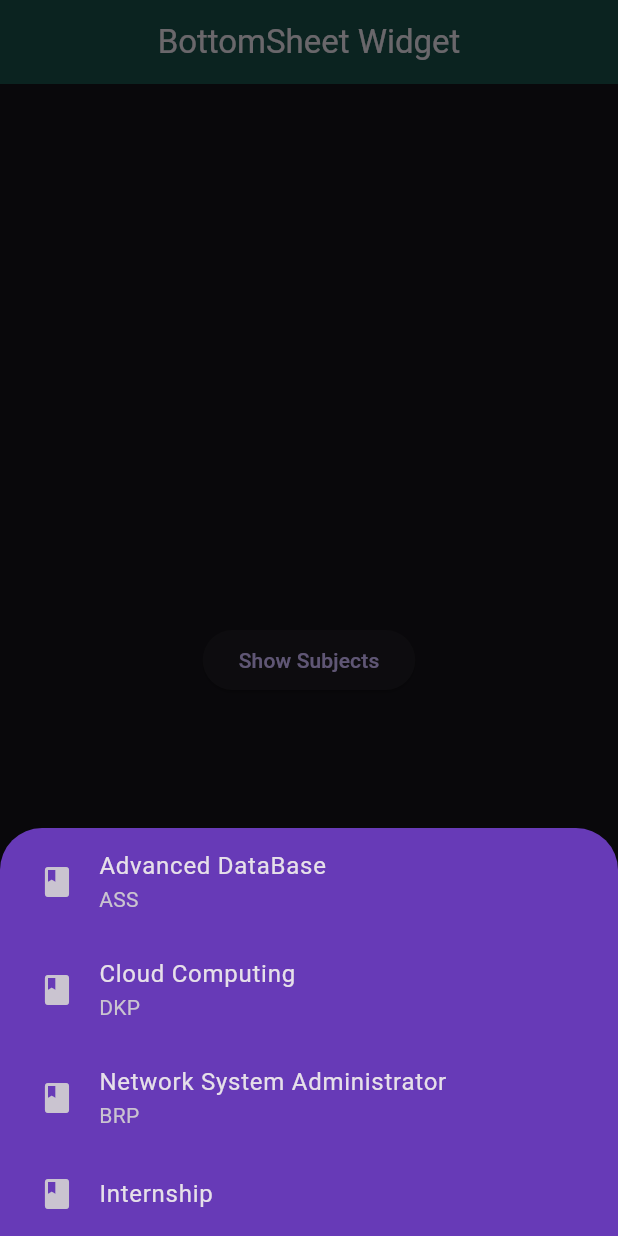
After one commit to sakchyamdhaurali/basic-widgets-flutter, a Flutter app: the BottomSheetWidget screen opened directly, after a tap on "Show Subjects", on a phone screen of 412 x 824 dp. The commit adds this screen. Run offline on Flutter 3.47's test engine with Material 3 defaults, Android fonts, the phone set to English and light mode, and no system bars; our stand-ins replace cached_network_image.

Commit message:
learned BottomSheet

```diff
--- a/lib/main.dart
+++ b/lib/main.dart
@@ -7,7 +7,8 @@ import 'package:flutter/material.dart';
 // import 'package:testapp/widgets/drawer.dart';
 // import 'package:testapp/widgets/imagewidget.dart';
 // import 'package:testapp/widgets/snackbar.dart';
-import 'package:testapp/widgets/alert.dart';
+// import 'package:testapp/widgets/alert.dart';
+import 'package:testapp/widgets/bottomSheet.dart';
 
 
 void main()
@@ -34,7 +35,7 @@ class MyApp extends StatelessWidget {
 
 
 
-        home: Alert(),
+        home: BottomSheetWidget(),
 
 
 
--- /dev/null
+++ b/lib/widgets/bottomSheet.dart
@@ -0,0 +1,76 @@
+import 'package:flutter/material.dart';
+
+class BottomSheetWidget extends StatelessWidget {
+const BottomSheetWidget({ Key? key }) : super(key: key);
+
+  @override
+  Widget build(BuildContext context){
+    return Scaffold(
+         appBar: AppBar(
+        title: Text('BottomSheet Widget'),
+        backgroundColor: Color.fromARGB(255, 24, 77, 69),
+        elevation: 0,
+        centerTitle: true,
+      ) ,
+
+      body: Center(
+        child: ElevatedButton(
+          onPressed: (){
+            showModalBottomSheet(
+
+              backgroundColor: Theme.of(context).primaryColor,
+              // backgroundColor: Colors.black,
+              // enableDrag: false,
+              // isDismissible: false,
+              elevation: 0,
+              context: context,
+              builder: (context){
+                return Padding(
+                  padding: const EdgeInsets.only(left: 10),
+                  child: Column(
+
+                    mainAxisSize: MainAxisSize.min,
+                    children: [
+
+                        ListTile(
+                          leading: Icon(Icons.book),
+                          title: Text('Advanced DataBase'),
+                          subtitle: Text('ASS'),
+                        ),
+                          ListTile(
+                          leading: Icon(Icons.book),
+                          title: Text('Cloud Computing'),
+                          subtitle: Text('DKP'),
+                        ),
+                        ListTile(
+                          leading: Icon(Icons.book),
+                          title: Text('Network System Administrator'),
+                          subtitle: Text('BRP'),
+                        ),
+                         ListTile(
+                          leading: Icon(Icons.book),
+                          title: Text('Internship'),
+                          // subtitle: Text('BRP'),
+                        ),
+
+
+
+
+                    ],
+                  ),
+                );
+              }
+            );
+
+          },
+        child: Text('Show Subjects'),
+        ),
+
+
+
+
+
+        ),
+    );
+  }
+}
```
Also changed, not shown: output_screenshots/30daysphotos/day10_BottomSheetColor1.png (added), output_screenshots/30daysphotos/day10_BottomSheetColor2.png (added).
